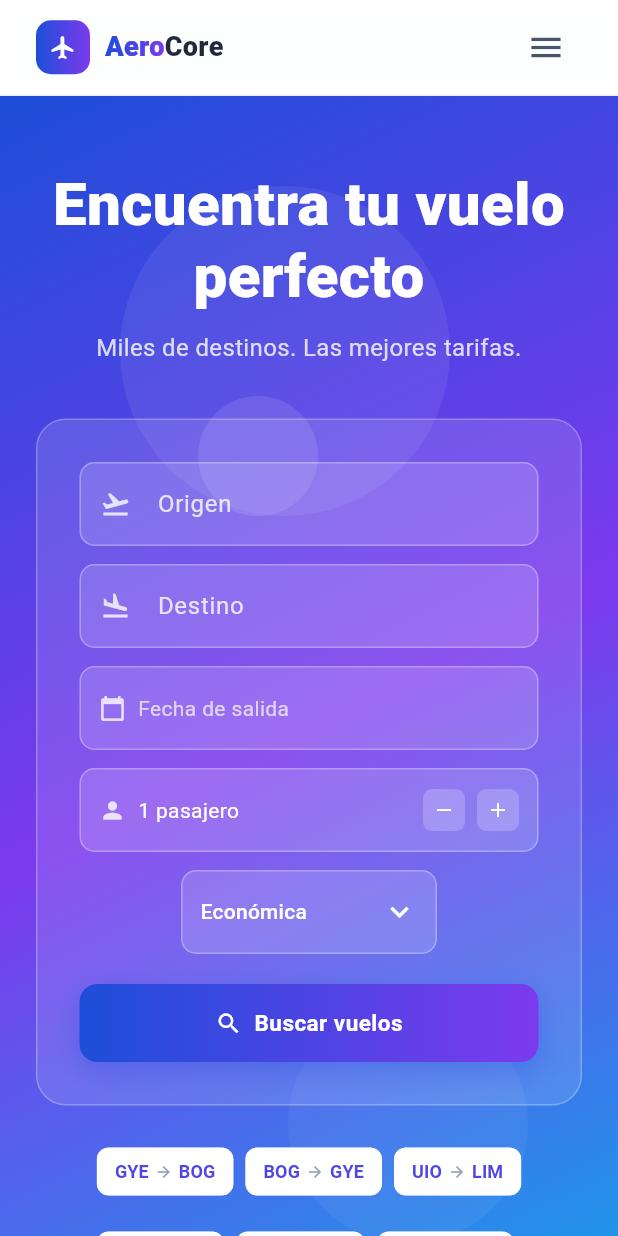
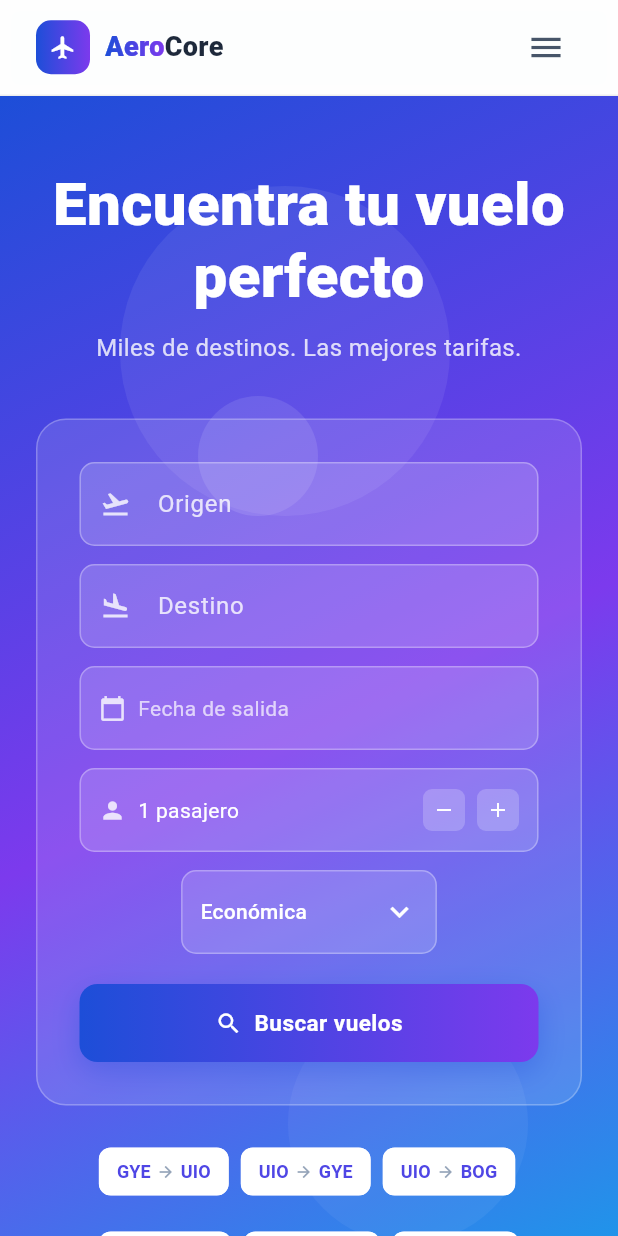
Before and after one commit to Yuli-2005/AeroCore, a Flutter app: the SearchScreen screen opened by its route, on a phone screen of 412 x 824 dp. Run offline on Flutter 3.47's test engine with Material 3 defaults, Android fonts, the phone set to English and light mode, and no system bars; our stand-ins replace dio, flutter_riverpod, flutter_secure_storage, go_router, pdf, printing and 1 more; accounts and stored records are empty; network calls fail.

Commit message:
revert: restore Flutter to b841870 state (working baseline)
Co-Authored-By: Claude Sonnet 4.6 <noreply@anthropic.com>

```diff
--- a/front_flutter/lib/features/flights/screens/search_screen.dart
+++ b/front_flutter/lib/features/flights/screens/search_screen.dart
@@ -33,12 +33,12 @@ class _SearchScreenState extends State<SearchScreen> {
   List<Map<String, dynamic>> _featuredRoutes = [];
 
   static const _routePairs = [
+    ('GYE', 'Guayaquil', 'UIO', 'Quito'),
+    ('UIO', 'Quito',     'GYE', 'Guayaquil'),
+    ('UIO', 'Quito',     'BOG', 'Bogotá'),
+    ('BOG', 'Bogotá',    'UIO', 'Quito'),
     ('GYE', 'Guayaquil', 'BOG', 'Bogotá'),
-    ('BOG', 'Bogotá',    'GYE', 'Guayaquil'),
     ('UIO', 'Quito',     'LIM', 'Lima'),
-    ('LIM', 'Lima',      'UIO', 'Quito'),
-    ('UIO', 'Quito',     'SCL', 'Santiago'),
-    ('BOG', 'Bogotá',    'PTY', 'Panamá'),
   ];
 
   final _cabins = {
--- a/front_flutter/lib/features/reservations/screens/reservation_detail_screen.dart
+++ b/front_flutter/lib/features/reservations/screens/reservation_detail_screen.dart
@@ -779,9 +779,10 @@ class _SeatPickerMapState extends State<_SeatPickerMap> {
 
     final cols  = cabin == 'ECONOMY'  ? ['A','B','C','D','E','F']
                 :                       ['A','B','C','D'];
-    final rows  = cabin == 'ECONOMY'  ? 35
+    final rows  = cabin == 'ECONOMY'  ? 21
                 : cabin == 'BUSINESS' ? 8 : 6;
-    final startRow = 1;
+    final startRow = cabin == 'ECONOMY'  ? 15
+                   : cabin == 'BUSINESS' ? 7 : 1;
     final aisle = cabin == 'ECONOMY'  ? 3 : 2;
     final avail = (rows * cols.length) - _occupied.length;
 
```
Also changed, not shown: 3 other files.
